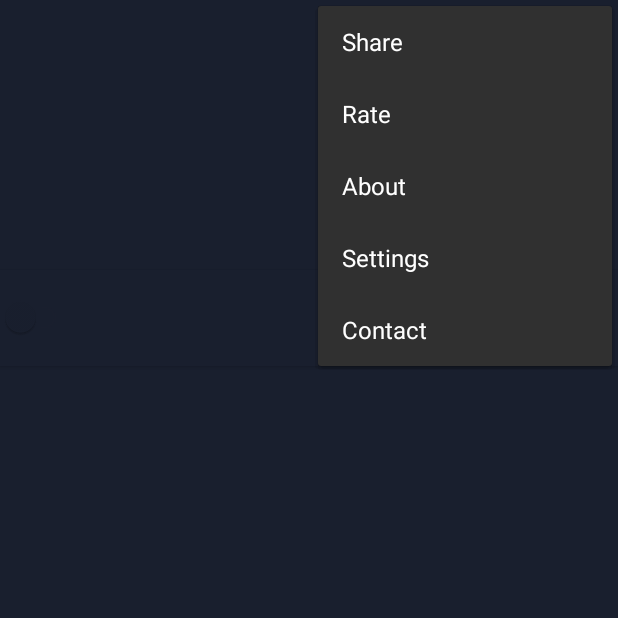
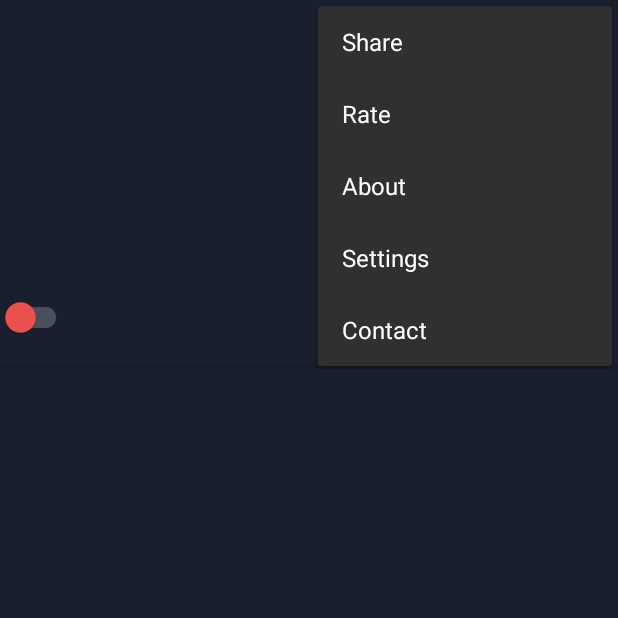
Before and after one commit to sayederfanarefin/android-torch, an Android app: the screen it shows after launch (MainActivity), with the options menu open, on a phone screen of 412 x 824 dp, the top half of it. Run offline under Robolectric (Android 15) with nearby library versions, the phone set to English and light mode, and no system bars.

Commit message:
color changing

```diff
--- a/app/src/main/res/layout/activity_main.xml
+++ b/app/src/main/res/layout/activity_main.xml
@@ -4,7 +4,7 @@
     xmlns:app="http://schemas.android.com/apk/res-auto"
     android:layout_width="match_parent"
     android:layout_height="match_parent"
-    android:background="@color/colorPrimaryDark">
+    android:background="@color/colorNew">
 
     <RelativeLayout
         android:id="@+id/background"
@@ -25,7 +25,7 @@
             android:layout_width="match_parent"
             android:layout_height="64dp"
             android:layout_below="@id/toolbar"
-            android:background="@color/colorGrey700"
+            android:background="@color/colorNew"
             android:elevation="2dp" />
 
         <LinearLayout
--- a/app/src/main/res/values/colors.xml
+++ b/app/src/main/res/values/colors.xml
@@ -1,36 +1,56 @@
 <?xml version="1.0" encoding="utf-8"?>
+<!--
+  ~     Copyright (C) 2016  Merbin J Anselm <merbinjanselm@gmail.com>
+  ~
+  ~     This program is free software; you can redistribute it and/or modify
+  ~     it under the terms of the GNU General Public License as published by
+  ~     the Free Software Foundation; either version 2 of the License, or
+  ~     (at your option) any later version.
+  ~
+  ~     This program is distributed in the hope that it will be useful,
+  ~     but WITHOUT ANY WARRANTY; without even the implied warranty of
+  ~     MERCHANTABILITY or FITNESS FOR A PARTICULAR PURPOSE.  See the
+  ~     GNU General Public License for more details.
+  ~
+  ~     You should have received a copy of the GNU General Public License along
+  ~     with this program; if not, write to the Free Software Foundation, Inc.,
+  ~     51 Franklin Street, Fifth Floor, Boston, MA 02110-1301 USA.
+  -->
 
 <resources>
 
-    <color name="colorGrey400">#191f2e</color>
-    <color name="colorGrey500">#191f2e</color>
-    <color name="colorGrey600">#191f2e</color>
-    <color name="colorGrey700">#191f2e</color>
-    <color name="colorGrey800">#191f2e</color>
-    <color name="colorGrey900">#191f2e</color>
+    <color name="colorGrey400">#bdbdbd</color>
+    <color name="colorGrey500">#9e9e9e</color>
+    <color name="colorGrey600">#757575</color>
+    <color name="colorGrey700">#616161</color>
+    <color name="colorGrey800">#424242</color>
+    <color name="colorGrey900">#212121</color>
 
-    <color name="colorIndigo700">#191f2e</color>
-    <color name="colorIndigo500">#191f2e</color>
+    <color name="colorIndigo700">#303f9f</color>
+    <color name="colorIndigo500">#3f51b5</color>
 
-    <color name="colorPinkA200">#191f2e</color>
+    <color name="colorPinkA200">#FF4081</color>
 
-    <color name="colorTeal">#191f2e</color>
-    <color name="colorTealA200">#191f2e</color>
+    <color name="colorTeal">#009688</color>
+    <color name="colorTealA200">#80cbc4</color>
 
-    <color name="colorRed400">#191f2e</color>
-    <color name="colorRed500">#191f2e</color>
-    <color name="colorRed600">#191f2e</color>
+    <color name="colorRed400">#ef5350</color>
+    <color name="colorRed500">#f44336</color>
+    <color name="colorRed600">#e53935</color>
 
-    <color name="colorGreen400">#191f2e</color>
-    <color name="colorGreen500">#191f2e</color>
-    <color name="colorGreen600">#191f2e</color>
+    <color name="colorGreen400">#66bb6a</color>
+    <color name="colorGreen500">#4caf50</color>
+    <color name="colorGreen600">#43a047</color>
 
-    <color name="colorWhite">#191f2e</color>
-    <color name="colorBlack">#191f2e</color>
-    <color name="colorTransparent">#191f2e</color>
-    <color name="colorRippleWhite">#191f2e</color>
+    <color name="colorWhite">#FFFFFF</color>
+    <color name="colorBlack">#000000</color>
+    <color name="colorTransparent">#00FFFFFF</color>
+    <color name="colorRippleWhite">#88FFFFFF</color>
 
-    <color name="colorPrimary">@color/colorIndigo500</color>
-    <color name="colorPrimaryDark">@color/colorIndigo700</color>
-    <color name="colorAccent">@color/colorPinkA200</color>
+    <color name="colorPrimary">@color/colorNew</color>
+    <color name="colorPrimaryDark">@color/colorNew</color>
+    <color name="colorAccent">@color/colorGrey400</color>
+
+
+    <color name="colorNew">#191f2e</color>
 </resources>
```
